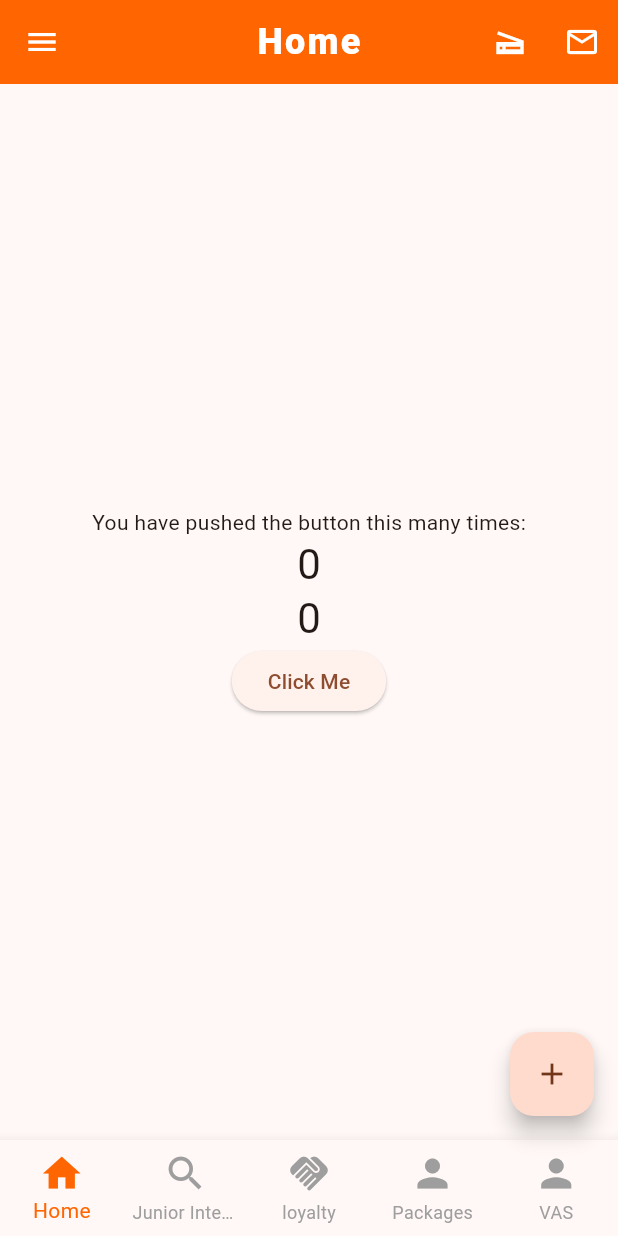
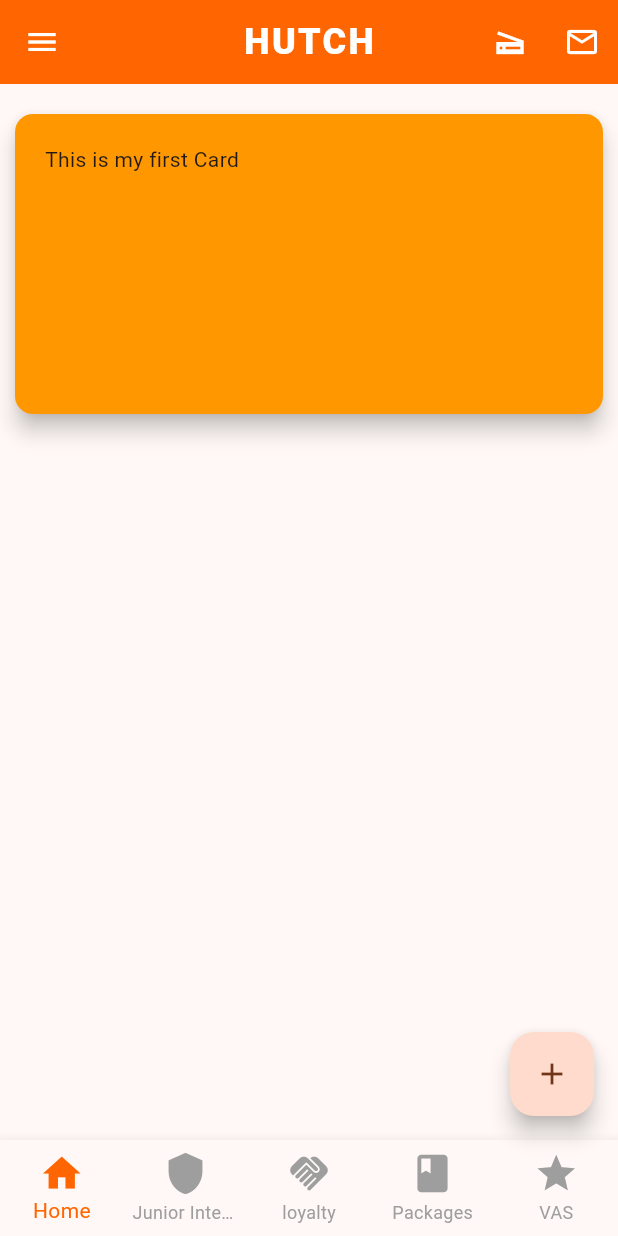
Before and after one commit to miyuru404/Hutch_App_Clone, a Flutter app: the screen it shows after launch, on a phone screen of 412 x 824 dp. Run offline on Flutter 3.47's test engine with Material 3 defaults, Android fonts, the phone set to English and light mode, and no system bars.

Commit message:
add card

```diff
--- a/lib/home_page.dart
+++ b/lib/home_page.dart
@@ -19,28 +19,33 @@ class _HomePageState extends State<HomePage> {
   }
 
   @override
-  Widget build(BuildContext context){
+  @override
+  Widget build(BuildContext context) {
     return Scaffold(
       body: Center(
         child: Column(
-          mainAxisAlignment: MainAxisAlignment.center,
           children: <Widget>[
-            const Text('You have pushed the button this many times:'),
-            Text(
-              '$_counter',
-              style: Theme.of(context).textTheme.headlineMedium,
+            Card(
+              color: Colors.orange,
+              elevation: 6,
+              shape: RoundedRectangleBorder(
+                borderRadius: BorderRadius.circular(12), // rounded corners
+              ),
+              margin: const EdgeInsets.fromLTRB(10, 20, 10, 10),
+              child: InkWell(
+                onTap: () {
+                  print("Card tapped!");
+                },
+                child: SizedBox(
+                  width: double.infinity, // set width of card
+                  height: 200,
+                  child: Padding(
+                    padding: const EdgeInsets.fromLTRB(20, 20, 20, 0),
+                    child: const Text("This is my first Card"),
+                  ),
+                ),
+              ),
             ),
-            Text(
-              '$_counter',
-              style: Theme.of(context).textTheme.headlineMedium,
-            ),
-            ElevatedButton(
-              onPressed:
-              _incrementCounter,
-              child: Text("Click Me"),
-            )
-
-
           ],
         ),
       ),
@@ -49,4 +54,7 @@ class _HomePageState extends State<HomePage> {
 
 
 
+
+
+
 }
--- a/lib/main.dart
+++ b/lib/main.dart
@@ -39,11 +39,11 @@ class _MainPageState extends State<MainPage> {
 
 
   final List<Map<String, dynamic>> _pages = [
-    {"page": HomePage(), "title": "Home"},
+    {"page": HomePage(), "title": "HUTCH"},
+    {"page": LoyaltyPage(), "title": "Junior Internet"},
     {"page": LoyaltyPage(), "title": "Loyalty"},
-    {"page": LoyaltyPage(), "title": "Loyalty"},
-    {"page": LoyaltyPage(), "title": "Loyalty"},
-    {"page": LoyaltyPage(), "title": "Loyalty"}
+    {"page": LoyaltyPage(), "title": "Packages"},
+    {"page": LoyaltyPage(), "title": "VAS"}
   ];
 
 
@@ -103,10 +103,10 @@ class _MainPageState extends State<MainPage> {
         onTap: _onItemTapped,
         items: const [
           BottomNavigationBarItem(icon: Icon(Icons.home), label: "Home"),
-          BottomNavigationBarItem(icon: Icon(Icons.search), label: "Junior Internet"),
+          BottomNavigationBarItem(icon: Icon(Icons.shield), label: "Junior Internet"),
           BottomNavigationBarItem(icon: Icon(Icons.handshake), label: "loyalty"),
-          BottomNavigationBarItem(icon: Icon(Icons.person), label: "Packages"),
-          BottomNavigationBarItem(icon: Icon(Icons.person), label: "VAS"),
+          BottomNavigationBarItem(icon: Icon(Icons.book), label: "Packages"),
+          BottomNavigationBarItem(icon: Icon(Icons.star), label: "VAS"),
 
 
 
```
Also changed, not shown: lib/loyalty_page.dart (+29 -7 lines).
